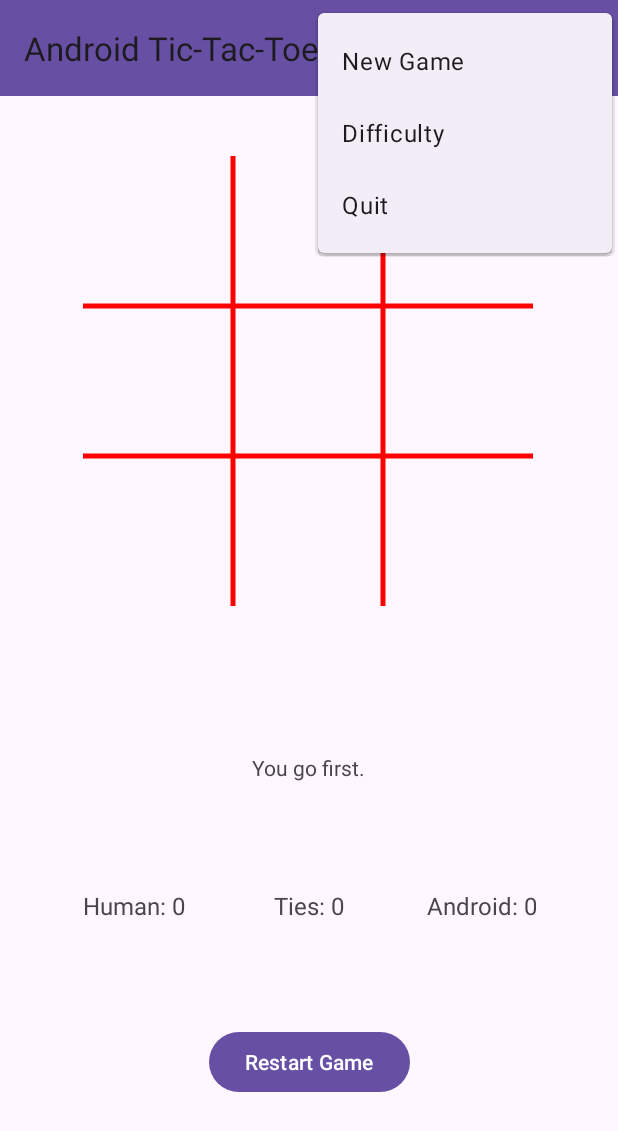
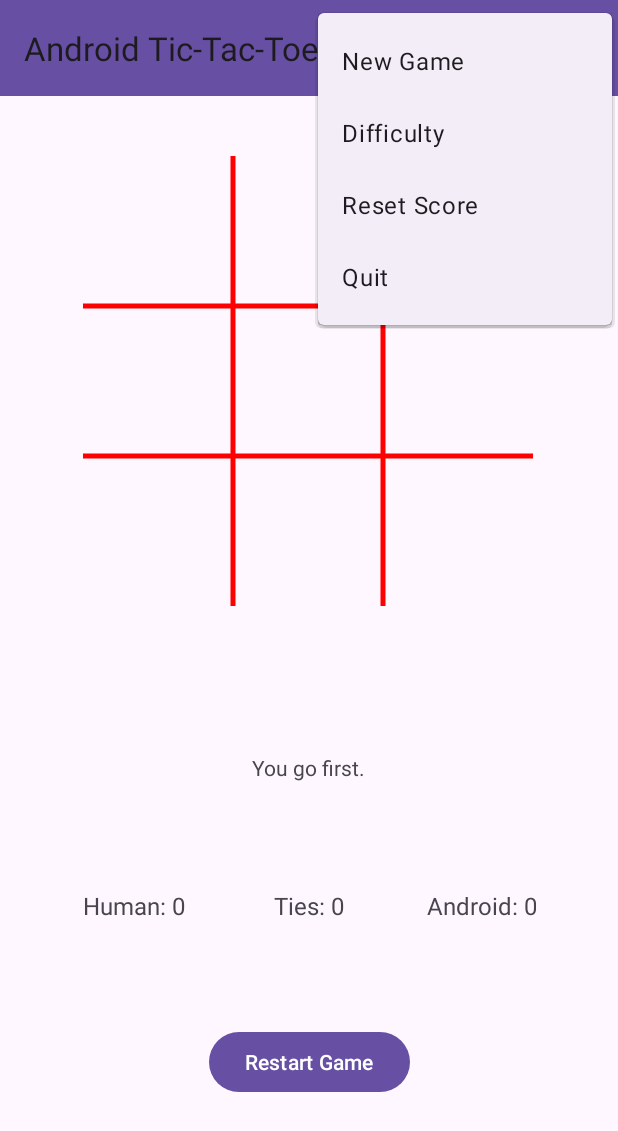
Before and after one commit to kaninoc/reto_2, an Android app: the screen it shows after launch (MainActivity), with the options menu open, on a phone screen of 412 x 824 dp. Shown: the top 1131 px of the screen. Run offline under Robolectric (Android 15) with nearby library versions, the phone set to English and light mode, and no system bars.

Commit message:
fix reset score

```diff
--- a/app/src/main/java/co/edu/unal/tictactoe/MainActivity.java
+++ b/app/src/main/java/co/edu/unal/tictactoe/MainActivity.java
@@ -202,6 +202,12 @@ public class MainActivity extends AppCompatActivity {
             case R.id.ai_difficulty:
                 showDialog(DIALOG_DIFFICULTY_ID);
                 return true;
+            case R.id.reset_score:
+                count_human = 0;
+                count_android = 0;
+                count_ties = 0;
+                startNewGame();
+                return true;
             case R.id.quit:
                 // Declarar un objeto AlertDialog.Builder
                 AlertDialog.Builder builder = new AlertDialog.Builder(this);
--- a/app/src/main/res/menu/options_menu.xml
+++ b/app/src/main/res/menu/options_menu.xml
@@ -8,6 +8,10 @@
         android:title="Difficulty"
         android:icon="@drawable/difficulty_level" />
     <item
+        android:id="@+id/reset_score"
+        android:title="Reset Score"
+        android:icon="@drawable/difficulty_level" />
+    <item
         android:id="@+id/quit"
         android:title="Quit"
         android:icon="@drawable/quit_game" />
```
